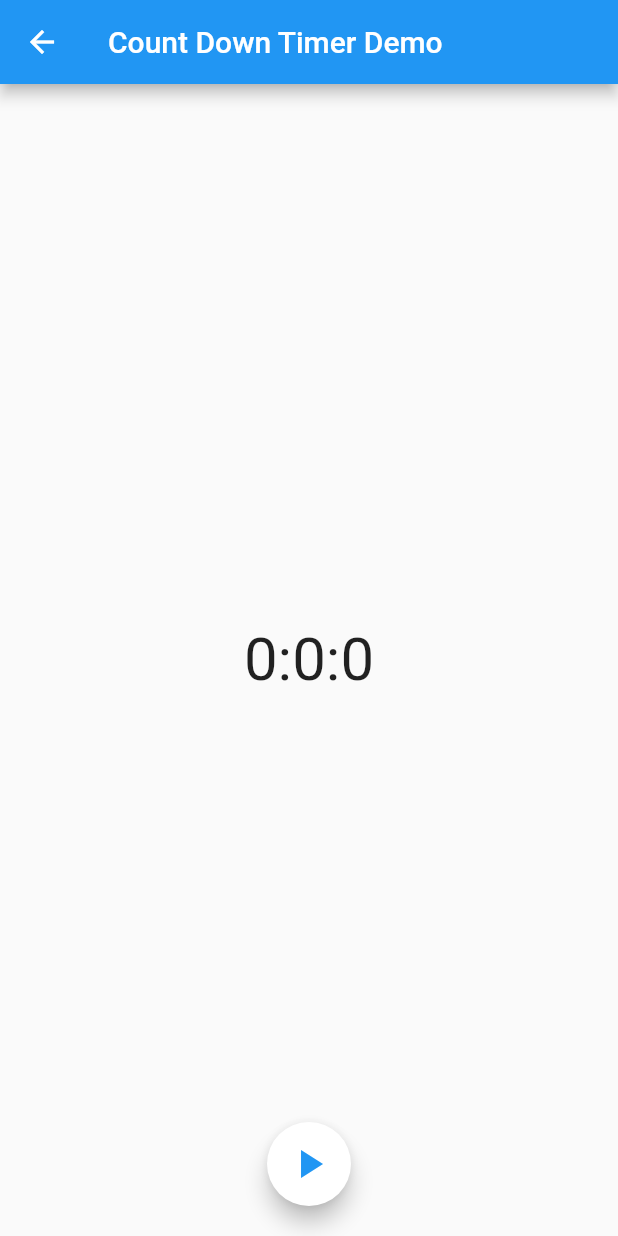
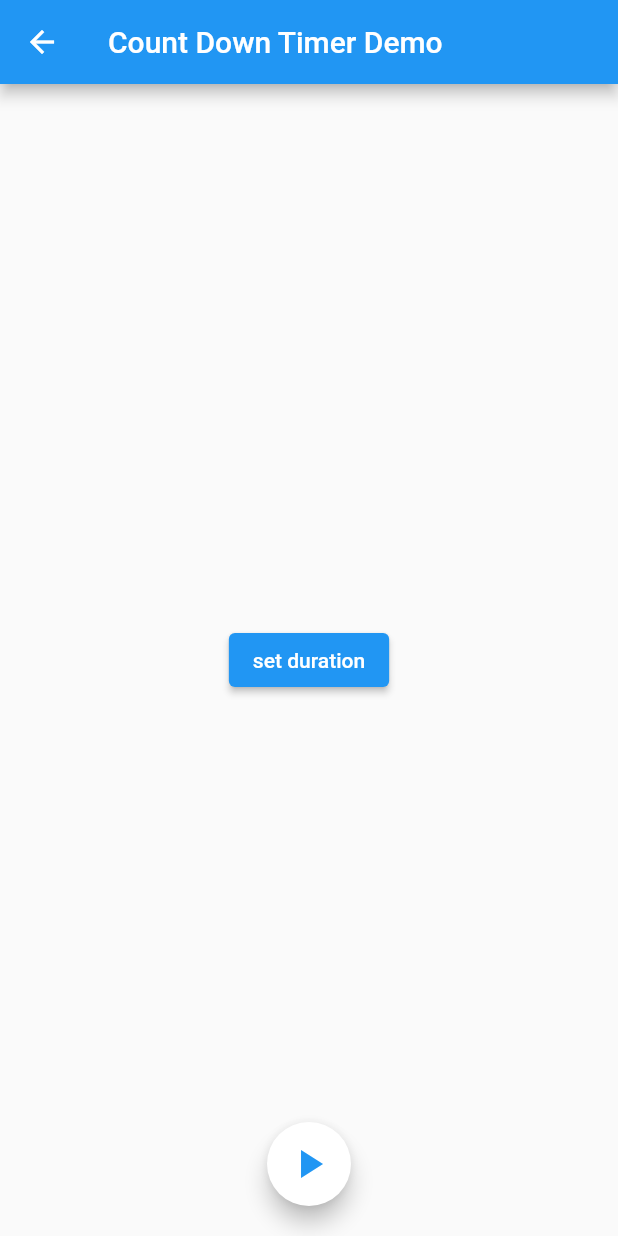
Before and after one commit to JettChen12/flutter_excellent_timer, a Flutter app: the CountDownTimerDemo screen opened directly, after a tap on the "play arrow" icon, after a tap on the "stop" icon, on a phone screen of 412 x 824 dp. Run offline on Flutter 3.47's test engine with Material 2 defaults, Android fonts, the phone set to English and light mode, and no system bars.

Commit message:
feat: update timer style

```diff
--- a/example/lib/pages/all_operation_demo.dart
+++ b/example/lib/pages/all_operation_demo.dart
@@ -9,14 +9,12 @@ class AllOperationDemo extends StatefulWidget {
 }
 
 class _AllOperationDemoState extends State<AllOperationDemo> {
-  final ExcellentCountDownTimerController controller = ExcellentCountDownTimerController();
+  final ExcellentCountDownTimerController controller = ExcellentCountDownTimerController(initDuration: const Duration(minutes: 10));
 
   void _start() {
-    controller.start(
-        duration: const Duration(seconds: 10),
-        whenCompleted: () {
-          print('--------------------isCompleted');
-        });
+    controller.start(whenCompleted: () {
+      print('--------------------isCompleted');
+    });
   }
 
   @override
--- a/example/lib/pages/count_down_timer_demo.dart
+++ b/example/lib/pages/count_down_timer_demo.dart
@@ -10,7 +10,7 @@ class CountDownTimerDemo extends StatefulWidget {
 }
 
 class _CountDownTimerDemoState extends State<CountDownTimerDemo> {
-  final ExcellentCountDownTimerController _controller = ExcellentCountDownTimerController();
+  final ExcellentCountDownTimerController _controller = ExcellentCountDownTimerController(initDuration: const Duration(hours: 2));
 
   @override
   void dispose() {
@@ -27,19 +27,23 @@ class _CountDownTimerDemoState extends State<CountDownTimerDemo> {
       body: Center(
         child: ValueListenableBuilder(
             valueListenable: _controller.status,
-            builder: (context, value, child) => Stack(
+            builder: (context, value, child) => Visibility(
+                  visible: _controller.isRunning || _controller.isPaused,
+                  replacement: Stack(
                     children: [
-                    Align(alignment: Alignment.center, child: ExcellentCountDownTimer(controller: _controller)),
+                      Align(
+                        alignment: Alignment.center,
+                        child: ElevatedButton(
+                          onPressed: () => _controller.setDuration(const Duration(minutes: 10)),
+                          child: const Text('set duration'),
+                        ),
+                      ),
                       Align(
                         alignment: Alignment.bottomCenter,
                         child: Padding(
                             padding: const EdgeInsets.only(bottom: 20),
-                        child: Visibility(
-                          visible: _controller.isRunning || _controller.isPaused,
-                          replacement: FloatingActionButton(
-                            onPressed: () => _controller.start(
-                                duration: const Duration(seconds: 10),
-                                whenCompleted: () {
+                            child: FloatingActionButton(
+                              onPressed: () => _controller.start(whenCompleted: () {
                                 print('--------------------isCompleted');
                               }),
                               backgroundColor: CupertinoColors.white,
@@ -50,7 +54,22 @@ class _CountDownTimerDemoState extends State<CountDownTimerDemo> {
                                 color: Colors.blue,
                                 size: 32,
                               ),
+                            )),
+                      )
+                    ],
                   ),
+                  child: Stack(
+                    children: [
+                      Align(
+                          alignment: Alignment.center,
+                          child: ExcellentCountDownTimer(
+                            controller: _controller,
+                            timerStyle: TimerStyle.hourMinuteSecondMilliSecond,
+                          )),
+                      Align(
+                        alignment: Alignment.bottomCenter,
+                        child: Padding(
+                          padding: const EdgeInsets.only(bottom: 20),
                           child: Row(
                             mainAxisAlignment: MainAxisAlignment.spaceEvenly,
                             children: [
@@ -93,9 +112,9 @@ class _CountDownTimerDemoState extends State<CountDownTimerDemo> {
                             ],
                           ),
                         ),
-                      ),
                       )
                     ],
+                  ),
                 )),
       ),
     );
--- a/example/lib/pages/normal_operation_demo.dart
+++ b/example/lib/pages/normal_operation_demo.dart
@@ -39,11 +39,9 @@ class _NormalOperationDemoState extends State<NormalOperationDemo> {
                   Align(
                     alignment: Alignment.center,
                     child: FloatingActionButton(
-                      onPressed: () => controller.start(
-                          duration: const Duration(seconds: 10),
-                          whenCompleted: () {
-                            print('--------------------isCompleted');
-                          }),
+                      onPressed: () => controller.start(whenCompleted: () {
+                        print('--------------------isCompleted');
+                      }),
                       backgroundColor: CupertinoColors.white,
                       tooltip: 'start',
                       heroTag: 'start',
--- a/example/pubspec.yaml
+++ b/example/pubspec.yaml
@@ -12,10 +12,8 @@ dependencies:
 dev_dependencies:
   flutter_test:
     sdk: flutter
-dependency_overrides:
   flutter_excellent_timer:
-    path: E:\Code\flutter_projects\flutter_excellent_timer
-
+    path: ../
   flutter_lints: ^2.0.0
 flutter:
 
--- a/lib/flutter_excellent_timer.dart
+++ b/lib/flutter_excellent_timer.dart
@@ -3,3 +3,4 @@ library flutter_excellent_timer;
 export 'src/component/widget/excellent_count_down_timer.dart';
 export 'src/instance/excellent_count_down_timer_controller.dart';
 export 'src/tool/enum.dart';
+export 'src/tool/timer_style.dart';
--- a/lib/src/component/widget/excellent_count_down_timer.dart
+++ b/lib/src/component/widget/excellent_count_down_timer.dart
@@ -1,5 +1,6 @@
 import 'package:flutter/material.dart';
 import 'package:flutter_excellent_timer/flutter_excellent_timer.dart';
+import 'package:flutter_excellent_timer/src/tool/timer_style.dart';
 
 /// count down timer
 ///
--- a/lib/src/instance/excellent_count_down_timer_controller.dart
+++ b/lib/src/instance/excellent_count_down_timer_controller.dart
@@ -4,14 +4,19 @@ import 'package:flutter/cupertino.dart';
 import 'package:flutter_excellent_timer/src/interface/excellent_timer_interface.dart';
 import 'package:flutter_excellent_timer/src/tool/enum.dart';
 
-
 /// 倒计时控制器
 ///
 class ExcellentCountDownTimerController implements ExcellentTimerInterface {
-  ExcellentCountDownTimerController({this.stepDuration = const Duration(seconds: 1)});
+  ExcellentCountDownTimerController({this.initDuration = zeroDuration, this.stepDuration = const Duration(milliseconds: 10)}) {
+    assert(initDuration.inMilliseconds >= 0, 'The duration value must be a positive number.');
+    _tick.value = initDuration;
+  }
 
   /// 定义间隔时间 默认一秒钟
   Duration stepDuration;
+
+  /// 初始设置时长
+  Duration initDuration;
 
   /// 定义计时器
   Timer? _timer;
@@ -61,16 +66,21 @@ class ExcellentCountDownTimerController implements ExcellentTimerInterface {
     _tick.value = zeroDuration;
   }
 
+  /// 重置
+  void _reset() {
+    _timer?.cancel();
+    _timer = null;
+    _tick.value = initDuration;
+  }
+
   @override
-  void start({required Duration duration, void Function()? whenCompleted}) {
+  void start({void Function()? whenCompleted}) {
     // 判定当前状态
     if (isRunning || isPaused) {
       return;
     }
-
-    // 开始时获取总时长
     if (_tick.value == zeroDuration) {
-      _tick.value = duration;
+      return;
     }
 
     // 开启操作监听
@@ -91,8 +101,7 @@ class ExcellentCountDownTimerController implements ExcellentTimerInterface {
       } else if (event == TimerOperation.pause) {
         _pause();
       } else if (event == TimerOperation.reset) {
-        _pause();
-        _tick.value = duration;
+        _reset();
       }
     });
 
@@ -145,7 +154,14 @@ class ExcellentCountDownTimerController implements ExcellentTimerInterface {
 
   @override
   void add(Duration duration) {
+    assert(duration.inMilliseconds >= 0, 'The duration value must be a positive number.');
     _tick.value += duration;
+  }
+
+  @override
+  void setDuration(Duration duration) {
+    assert(duration.inMilliseconds >= 0, 'The duration value must be a positive number.');
+    _tick.value = duration;
   }
 
   @override
--- a/lib/src/interface/excellent_timer_interface.dart
+++ b/lib/src/interface/excellent_timer_interface.dart
@@ -5,9 +5,8 @@ import 'package:flutter_excellent_timer/src/tool/enum.dart';
 ///
 abstract class ExcellentTimerInterface {
   /// 开始
-  /// [duration] 时长
   /// [whenCompleted] 结束倒计时的回调
-  void start({required Duration duration, void Function()? whenCompleted});
+  void start({void Function()? whenCompleted});
 
   /// 暂停
   void pause();
@@ -24,6 +23,9 @@ abstract class ExcellentTimerInterface {
   /// 增加时间
   void add(Duration duration);
 
+  /// 设置时长
+  void setDuration(Duration duration);
+
   /// 销毁控制器
   void dispose();
 
--- a/lib/src/tool/duration_handler.dart
+++ /dev/null
@@ -1,25 +0,0 @@
-import 'package:flutter_excellent_timer/flutter_excellent_timer.dart';
-
-extension DurationExtension on Duration {
-  String format(TimerStyle style) {
-    final totalMilliSeconds = inMilliseconds;
-    final hours = totalMilliSeconds ~/ 3600000;
-    final minutes = (totalMilliSeconds % 3600000) ~/ 60000;
-    final seconds = (totalMilliSeconds % 60000) ~/ 1000;
-    // final milliSeconds = 0; // TODO
-    switch (style) {
-      case TimerStyle.hourMinuteSecond:
-        return '$hours:$minutes:$seconds';
-      case TimerStyle.hourMinute:
-        return '$hours:$minutes';
-      case TimerStyle.minuteSecond:
-        return '$minutes:$seconds';
-      case TimerStyle.hourOnly:
-        return '$hours';
-      case TimerStyle.minuteOnly:
-        return '$minutes';
-      case TimerStyle.secondOnly:
-        return '$seconds';
-    }
-  }
-}
--- a/lib/src/tool/enum.dart
+++ b/lib/src/tool/enum.dart
@@ -1,5 +1,4 @@
-import 'package:flutter/cupertino.dart';
-import 'package:flutter_excellent_timer/src/tool/duration_handler.dart';
+
 
 /// count down timer status
 ///
@@ -26,21 +25,3 @@ enum CountDownTimerStatus {
 /// timer operation
 ///
 enum TimerOperation { start, stop, pause, resume, reset }
-
-/// timer style
-enum TimerStyle {
-  hourMinuteSecond, // H-M-S
-  hourMinute, // H-M
-  minuteSecond, // M-S
-  hourOnly, // H
-  minuteOnly, // M
-  secondOnly; // S
-
-  // build timer
-  Widget build(Duration duration, {TextStyle? style}) {
-    return Text(
-      duration.format(this),
-      style: style ?? const TextStyle(fontSize: 40),
-    );
-  }
-}
--- /dev/null
+++ b/lib/src/tool/timer_style.dart
@@ -0,0 +1,60 @@
+import 'package:flutter/material.dart';
+
+/// timer style
+enum TimerStyle {
+  hourMinuteSecondMilliSecond, // H-M-S-MS
+  hourMinuteSecond, // H-M-S
+  hourMinute, // H-M
+  minuteSecond, // M-S
+  minuteSecondMilliSecond, // M-S-MS
+  hourOnly, // H
+  minuteOnly, // M
+  secondOnly, // S
+  milliSecondOnly; // MS
+
+  // build timer
+  Widget build(Duration duration, {TextStyle? style}) {
+    return Text(
+      duration.format(this),
+      style: style ?? const TextStyle(fontSize: 40),
+    );
+  }
+}
+
+/// extension
+extension DurationExtension on Duration {
+  String format(TimerStyle style) {
+    final totalMilliSeconds = inMilliseconds;
+    final hours = totalMilliSeconds ~/ 3600000;
+    final minutes = (totalMilliSeconds % 3600000) ~/ 60000;
+    final seconds = (totalMilliSeconds % 60000) ~/ 1000;
+    final milliSeconds = totalMilliSeconds % 1000 ~/ 10;
+    final showHours = hours >= 0 && hours < 10 ? '0$hours' : hours.toString();
+    final showMinutes = minutes >= 0 && minutes < 10 ? '0$minutes' : minutes.toString();
+    final showSeconds = seconds >= 0 && seconds < 10 ? '0$seconds' : seconds.toString();
+    final showMilliSeconds = milliSeconds >= 0 && milliSeconds < 10 ? '0$milliSeconds' : milliSeconds.toString();
+
+    switch (style) {
+      case TimerStyle.hourMinuteSecondMilliSecond:
+        return '$showHours:$showMinutes:$showSeconds:$showMilliSeconds';
+      case TimerStyle.hourMinuteSecond:
+        return '$showHours:$showMinutes:$showSeconds';
+      case TimerStyle.hourMinute:
+        return '$showHours:$showMinutes';
+      case TimerStyle.minuteSecond:
+        return '$showMinutes:$showSeconds';
+      case TimerStyle.minuteSecondMilliSecond:
+        return '$showMinutes:$showSeconds:$showMilliSeconds';
+      case TimerStyle.hourOnly:
+        return showHours;
+      case TimerStyle.minuteOnly:
+        return showMinutes;
+      case TimerStyle.secondOnly:
+        return showSeconds;
+      case TimerStyle.milliSecondOnly:
+        return showMilliSeconds;
+      default:
+        return '$showHours:$showMinutes:$showSeconds';
+    }
+  }
+}
```
Also changed, not shown: example/pubspec.lock. Lines whose indentation alone changed are shown as unchanged.
